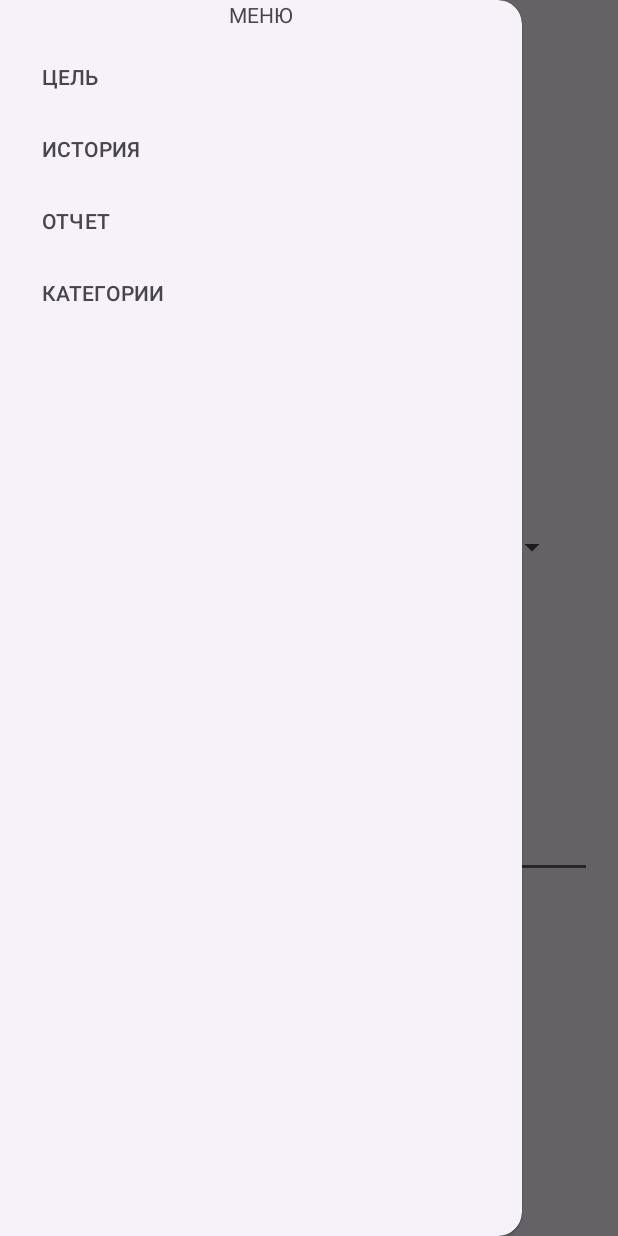
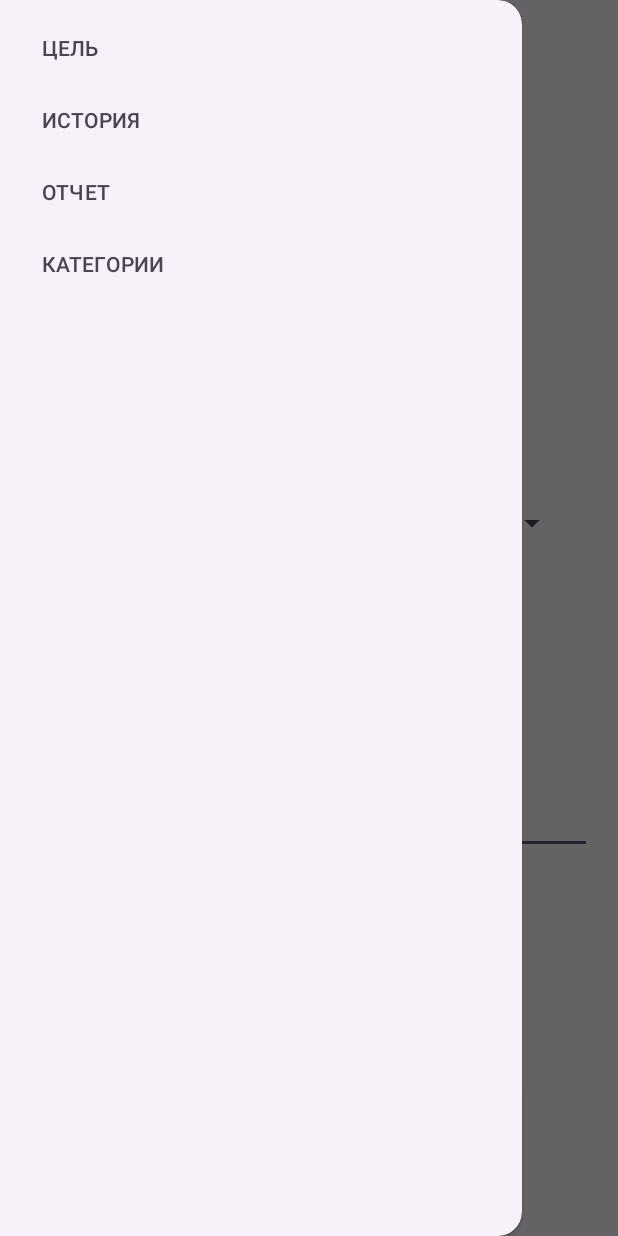
Before and after one commit to sanai1/financial_application, an Android app: the screen it shows after launch (MainActivity), in the side drawer, after a tap on "ИСТОРИЯ", on a phone screen of 412 x 824 dp. Run offline under Robolectric (Android 15) with nearby library versions, the phone set to English and light mode, and no system bars.

Commit message:
click menu worked

```diff
--- a/app/src/main/java/com/example/financial_application/MainActivity.java
+++ b/app/src/main/java/com/example/financial_application/MainActivity.java
@@ -5,18 +5,21 @@ import android.content.ContentValues;
 import android.database.Cursor;
 import android.database.sqlite.SQLiteDatabase;
 import android.os.Bundle;
+import android.view.MenuItem;
 import android.view.View;
 import android.widget.ArrayAdapter;
+import android.widget.Toast;
 
+import androidx.annotation.NonNull;
+import androidx.appcompat.app.AppCompatActivity;
 import androidx.drawerlayout.widget.DrawerLayout;
-import androidx.fragment.app.FragmentActivity;
 
 import com.example.financial_application.databinding.ActivityMainBinding;
 import com.example.financial_application.databinding.AddCategoryBinding;
 import com.google.android.material.navigation.NavigationView;
 
 
-public class MainActivity extends FragmentActivity implements CategoryDialog.DialogListenerAdd{
+public class MainActivity extends AppCompatActivity implements CategoryDialog.DialogListenerAdd{
     ActivityMainBinding binding_activity_main;
     AddCategoryBinding binding_add_category;
     DBHelper dbHelper;
@@ -25,6 +28,8 @@ public class MainActivity extends FragmentActivity implements CategoryDialog.Dia
     String [] mas_test = {"one", "two", "three"};
     String[] mas_name_category_expense = new String[50];
     String[] mas_name_category_income = new String[50];
+    DrawerLayout drawerLayout;
+    NavigationView navigationView;
 
 
     @Override
@@ -32,20 +37,33 @@ public class MainActivity extends FragmentActivity implements CategoryDialog.Dia
         super.onCreate(savedInstanceState);
         setContentView(R.layout.activity_main);
 
-        DrawerLayout drawerLayout = findViewById(R.id.drawer_layout_id);
+        drawerLayout = findViewById(R.id.drawer_layout_id);
 
-        NavigationView navigationView = findViewById(R.id.navigator_view_id);
-
+        navigationView = findViewById(R.id.navigator_view_id);
 
         binding_activity_main = ActivityMainBinding.inflate(getLayoutInflater());
         setContentView(binding_activity_main.getRoot());
+        binding_activity_main.navigatorViewId.setNavigationItemSelectedListener(new NavigationView.OnNavigationItemSelectedListener() {
+            @Override
+            public boolean onNavigationItemSelected(@NonNull MenuItem item) {
+                int id = item.getItemId();
+                Toast.makeText(MainActivity.this, "TEST", Toast.LENGTH_SHORT).show();
+                if (id == R.id.goal){
+                    Toast.makeText(MainActivity.this, "sdfsdfsdf", Toast.LENGTH_SHORT).show();
+                }
+                return true;
+            }
+        });
 
+
+//
         dbHelper = new DBHelper(this);
 
         dialog_category = new CategoryDialog();
         dialog_category.setMyDialogListener(this);
 
-        get_mas_expense();
+        // TODO: найти и исправить ошибку
+//        get_mas_expense();
     }
 
     void get_mas_expense() {
--- a/app/src/main/res/layout/menu_title.xml
+++ b/app/src/main/res/layout/menu_title.xml
@@ -1,14 +1,13 @@
 <?xml version="1.0" encoding="utf-8"?>
-<LinearLayout xmlns:android="http://schemas.android.com/apk/res/android"
+<androidx.constraintlayout.widget.ConstraintLayout xmlns:android="http://schemas.android.com/apk/res/android"
+    xmlns:app="http://schemas.android.com/apk/res-auto"
+    xmlns:tools="http://schemas.android.com/tools"
     android:layout_width="match_parent"
     android:layout_height="match_parent"
-    android:orientation="vertical">
+    android:orientation="vertical"
+    android:id="@+id/header_title">
 
-    <TextView
-        android:id="@+id/textView_menu_title"
-        android:layout_width="match_parent"
-        android:layout_height="wrap_content"
-        android:text="МЕНЮ"
-        android:gravity="center"/>
 
-</LinearLayout>
+
+
+</androidx.constraintlayout.widget.ConstraintLayout>
--- a/build.gradle.kts
+++ b/build.gradle.kts
@@ -1,4 +1,4 @@
 // Top-level build file where you can add configuration options common to all sub-projects/modules.
 plugins {
-    id("com.android.application") version "8.2.0" apply false
+    id("com.android.application") version "8.2.1" apply false
 }
```
